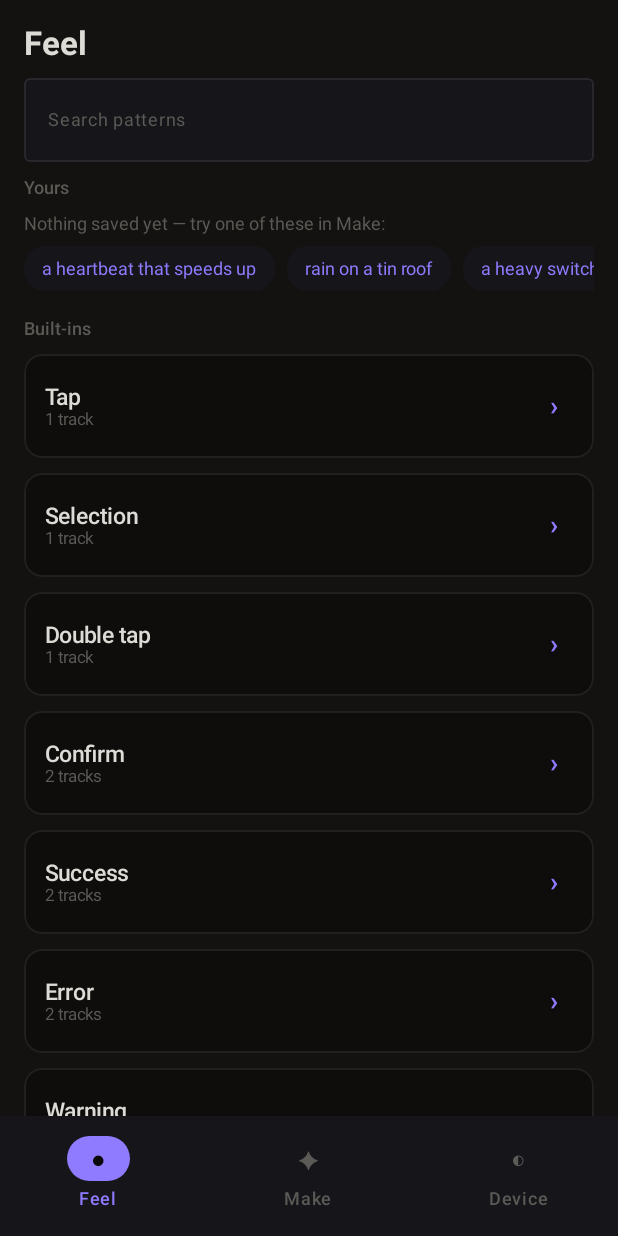
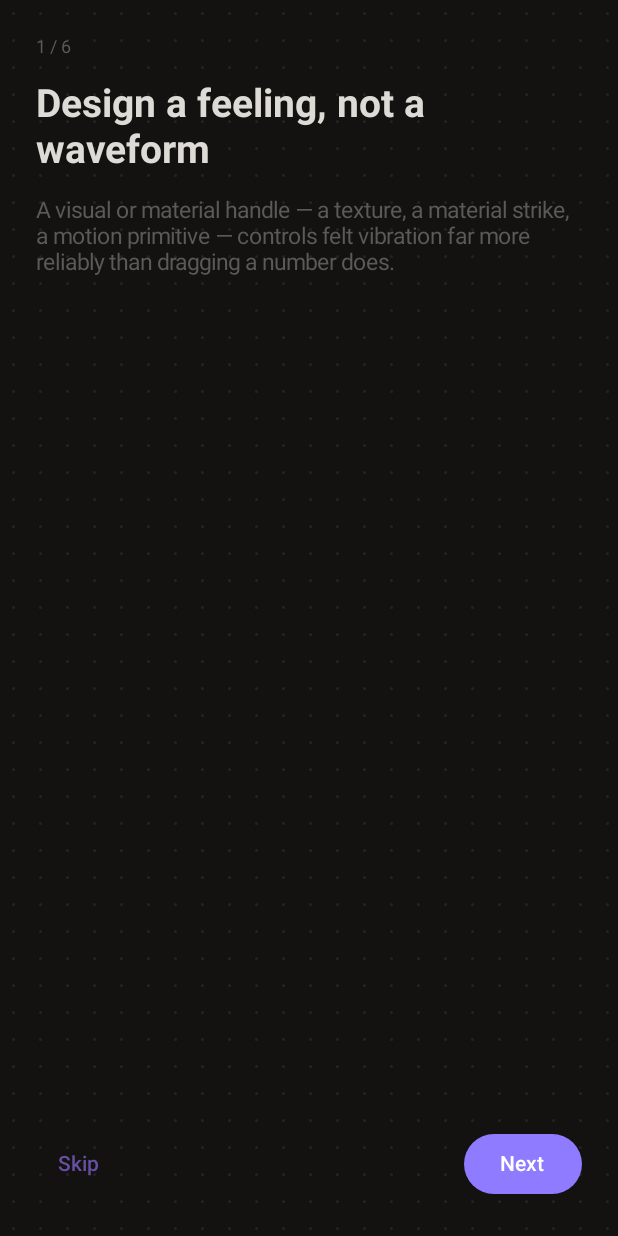
Before and after one commit to mbaliga/hnm_playground, an Android app built with Jetpack Compose: the screen it shows after launch (WorkbenchActivity), on a phone screen of 412 x 824 dp. Run offline under Robolectric (Android 15) with nearby library versions, the phone set to English and light mode, and no system bars; 1 statement that could not run was skipped.

Commit message:
Phase 6: six-beat onboarding + Device tab hero card
Adds OnboardingScreen (ui/.../onboarding/), shown once after the splash
via OnboardingPreferences (same shape as SplashPreferences; Android gets
a SharedPreferences-backed implementation, desktop/tests get inMemory).
The last beat is interactive: it sets a new EditorState.WorkspaceMode
(Vibe/Technical), which now gates the Editor's Edit-as-JSON button from
Phase 5 (hidden by default in Vibe mode).

DeviceScreen gets a real hero card showing the simulated device's name,
resonant frequency, and Q factor. This required promoting the device
selection out of CapabilityPanel's local UI state into
EditorState.selectedDevice, since the Device tab and the Editor's
CapabilityPanel are separate composable instances that need to agree on
what's currently simulated — previously the Device tab had no way to
know what was picked in the Editor.

Not done: a "replay onboarding" entry point once it's been completed
once (mirrors the existing splash-replay gap, noted in STATE.md).

Bumps to v0.22.0 (versionCode 23).

Co-Authored-By: Claude Sonnet 5 <noreply@anthropic.com>
Claude-Session: https://claude.ai/code/session_019ZNgBzBYsaE6y7AdtTr4YF

```diff
--- a/androidApp/build.gradle.kts
+++ b/androidApp/build.gradle.kts
@@ -14,8 +14,8 @@ android {
         applicationId = "dev.hnm.workbench.android"
         minSdk = 31 // VibratorManager + VibrationEffect.Composition primitives
         targetSdk = 34
-        versionCode = 22
-        versionName = "0.21.0"
+        versionCode = 23
+        versionName = "0.22.0"
     }
 
     buildTypes {
--- /dev/null
+++ b/androidApp/src/main/kotlin/dev/hnm/workbench/android/AndroidOnboardingPreferences.kt
@@ -0,0 +1,17 @@
+package dev.hnm.workbench.android
+
+import android.content.Context
+import dev.hnm.workbench.ui.onboarding.OnboardingPreferences
+
+/** SharedPreferences-backed [OnboardingPreferences] — the real, persisted implementation for the device. */
+class AndroidOnboardingPreferences(context: Context) : OnboardingPreferences {
+    private val prefs = context.getSharedPreferences("onboarding_prefs", Context.MODE_PRIVATE)
+
+    override var completed: Boolean
+        get() = prefs.getBoolean(KEY_COMPLETED, false)
+        set(value) = prefs.edit().putBoolean(KEY_COMPLETED, value).apply()
+
+    private companion object {
+        const val KEY_COMPLETED = "completed"
+    }
+}
--- a/androidApp/src/main/kotlin/dev/hnm/workbench/android/MainActivity.kt
+++ b/androidApp/src/main/kotlin/dev/hnm/workbench/android/MainActivity.kt
@@ -257,7 +257,7 @@ class MainActivity : Activity() {
         val prims = if (c.supportedPrimitives.isEmpty()) "none" else c.supportedPrimitives.joinToString(",")
         val effects = AndroidHaptics.supportedEffects(vibrator)
         val eff = if (effects.isEmpty()) "none reported (predefined still play via fallback)" else effects.joinToString(",")
-        return "build v0.21 · vibrator ${if (c.hasVibrator) "present" else "ABSENT"}\n" +
+        return "build v0.22 · vibrator ${if (c.hasVibrator) "present" else "ABSENT"}\n" +
             "actuator: ${AndroidHaptics.actuatorLabel(c)}\n" +
             "amplitude ${if (c.hasAmplitudeControl) "yes" else "no"} · primitives: $prims\n" +
             "predefined effects: $eff"
--- a/androidApp/src/main/kotlin/dev/hnm/workbench/android/WorkbenchActivity.kt
+++ b/androidApp/src/main/kotlin/dev/hnm/workbench/android/WorkbenchActivity.kt
@@ -52,6 +52,7 @@ class WorkbenchActivity : ComponentActivity() {
         // any screen needs it — "runs in parallel behind the splash" without any extra plumbing.
         val splashSeed = (android.os.SystemClock.elapsedRealtime() / 500L).toInt()
         val splashPrefs = AndroidSplashPreferences(this).also { it.lastSeed = splashSeed }
+        val onboardingPrefs = AndroidOnboardingPreferences(this)
 
         setContent {
             WorkbenchWithSplash(
@@ -63,6 +64,7 @@ class WorkbenchActivity : ComponentActivity() {
                     DeviceDatabase(listOf(AndroidHaptics.probeProfile(vibrator))).toJson()
                 },
                 preferences = splashPrefs,
+                onboardingPreferences = onboardingPrefs,
                 reducedMotion = isSystemReducedMotion(this),
             )
         }
--- a/ui/src/commonMain/kotlin/dev/hnm/workbench/ui/WorkbenchApp.kt
+++ b/ui/src/commonMain/kotlin/dev/hnm/workbench/ui/WorkbenchApp.kt
@@ -33,6 +33,8 @@ import androidx.compose.runtime.remember
 import androidx.compose.runtime.setValue
 import androidx.compose.ui.Alignment
 import androidx.compose.ui.Modifier
+import dev.hnm.workbench.ui.onboarding.OnboardingPreferences
+import dev.hnm.workbench.ui.onboarding.OnboardingScreen
 import dev.hnm.workbench.ui.splash.SplashPreferences
 import dev.hnm.workbench.ui.splash.shouldShowSplash
 import androidx.compose.ui.draw.clip
@@ -67,6 +69,7 @@ import dev.hnm.workbench.ui.components.TimelineView
 import dev.hnm.workbench.ui.components.WalkthroughCard
 import dev.hnm.workbench.core.ir.PatternSerialization
 import dev.hnm.workbench.ui.model.EditorState
+import dev.hnm.workbench.ui.model.WorkspaceMode
 import dev.hnm.workbench.ui.theme.HyleRoles
 import dev.hnm.workbench.ui.theme.WorkbenchColors
 import dev.hnm.workbench.ui.theme.WorkbenchTheme
@@ -100,10 +103,11 @@ fun WorkbenchApp(
 }
 
 /**
- * The app with a procedural splash overlaid on first launch. The splash's visual, sound and haptics all
- * come from one seed-selected [dev.hnm.workbench.core.design.SplashScene]; when it finishes (or is
- * tapped) the workbench is revealed. [WorkbenchApp] itself stays splash-free so headless render tests of
- * the editor are unaffected.
+ * The app with a procedural splash overlaid on first launch, followed by the six-beat onboarding
+ * walkthrough the first time it hasn't been completed. The splash's visual, sound and haptics all come
+ * from one seed-selected [dev.hnm.workbench.core.design.SplashScene]; when it finishes (or is tapped)
+ * onboarding shows (if not already done), then the workbench is revealed. [WorkbenchApp] itself stays
+ * splash/onboarding-free so headless render tests of the editor are unaffected.
  */
 @Composable
 fun WorkbenchWithSplash(
@@ -113,9 +117,13 @@ fun WorkbenchWithSplash(
     onSelfTest: (() -> Unit)? = null,
     onCaptureDeviceReport: (() -> String)? = null,
     preferences: SplashPreferences = remember { SplashPreferences.inMemory() },
+    onboardingPreferences: OnboardingPreferences = remember { OnboardingPreferences.inMemory() },
     reducedMotion: Boolean = false,
 ) {
     var showSplash by remember { mutableStateOf(preferences.shouldShowSplash()) }
+    // If the splash won't show this launch, onboarding's gate needs to be decided up front instead of
+    // waiting for a splash onFinished callback that will never fire.
+    var showOnboarding by remember { mutableStateOf(!preferences.shouldShowSplash() && !onboardingPreferences.completed) }
     LaunchedEffect(Unit) { preferences.launchCount += 1 }
     val scene = remember(seed) { dev.hnm.workbench.core.design.SplashMotifs.generate(seed) }
     AppShell(
@@ -128,8 +136,19 @@ fun WorkbenchWithSplash(
         SplashScreen(
             scene = scene,
             onStart = { if (state.canPlay) state.player.play(scene.pattern) },
-            onFinished = { showSplash = false },
+            onFinished = {
+                showSplash = false
+                showOnboarding = !onboardingPreferences.completed
+            },
             reducedMotion = reducedMotion,
+        )
+    } else if (showOnboarding) {
+        OnboardingScreen(
+            onComplete = { mode ->
+                state.workspaceMode = mode
+                onboardingPreferences.completed = true
+                showOnboarding = false
+            },
         )
     }
 }
@@ -290,12 +309,15 @@ private fun EditorTopBar(state: EditorState, onBack: (() -> Unit)?) {
             color = WorkbenchColors.InkDim,
             fontSize = 12.sp,
         )
+        // Technical-workspace-only: Edit-as-JSON is a power-user tool, hidden in the default Vibe mode.
+        if (state.workspaceMode == WorkspaceMode.TECHNICAL) {
             Text(
                 "{ }",
                 color = WorkbenchColors.Icon,
                 fontSize = 12.sp,
                 modifier = Modifier.clickable { editingJson = true },
             )
+        }
         Text(
             "↶",
             color = if (state.canUndo) WorkbenchColors.Icon else WorkbenchColors.Muted,
--- a/ui/src/commonMain/kotlin/dev/hnm/workbench/ui/model/EditorState.kt
+++ b/ui/src/commonMain/kotlin/dev/hnm/workbench/ui/model/EditorState.kt
@@ -9,6 +9,7 @@ import dev.hnm.workbench.core.design.PatternGenerator
 import dev.hnm.workbench.core.design.RhythmCapture
 import dev.hnm.workbench.core.design.Tap
 import dev.hnm.workbench.core.design.Variations
+import dev.hnm.workbench.core.device.DeviceProfile
 import dev.hnm.workbench.core.dsp.DefaultPatternRenderer
 import dev.hnm.workbench.core.dsp.PatternTiming
 import dev.hnm.workbench.core.export.AhapExporter
@@ -39,6 +40,13 @@ import kotlinx.coroutines.delay
 enum class ExportKind { JSON, KOTLIN, AHAP }
 
 /**
+ * Which editing surface the Editor shows (UX brief §5, onboarding beat 5). `VIBE` is the default and
+ * hides technical tools (Edit-as-JSON) that most people never need; `TECHNICAL` reveals them. Chosen
+ * once during onboarding, changeable any time — this is a display gate, not a different data model.
+ */
+enum class WorkspaceMode { VIBE, TECHNICAL }
+
+/**
  * Compose state holder for the editor. Keeps the current [HapticAudioPattern] plus selection, target
  * capability profile, pattern library, and rhythm capture state. All heavy lifting lives in `core`;
  * the UI is a thin shell. IR is immutable — edits replace the whole pattern.
@@ -57,8 +65,29 @@ class EditorState {
             chrome.hasAmplitudeControl = value.hasAmplitudeControl
         }
 
+    /**
+     * The real device currently being simulated, if the user picked one from the device database
+     * (as opposed to one of the four abstract capability tiers). Shared across the Editor's
+     * [dev.hnm.workbench.ui.components.CapabilityPanel] and the Device tab's hero card so both
+     * reflect the same selection instead of keeping independent local UI state.
+     */
+    var selectedDevice by mutableStateOf<DeviceProfile?>(null)
+
+    /** Simulate [device]'s real capabilities (resonant frequency, Q, primitives, etc). */
+    fun selectDevice(device: DeviceProfile) {
+        selectedDevice = device
+        capabilities = device.toCapabilities()
+    }
+
+    /** Switch to one of the four abstract capability tiers, clearing any simulated real device. */
+    fun selectCapabilityTier(tier: HapticCapabilities) {
+        selectedDevice = null
+        capabilities = tier
+    }
+
     var selectedEventIndex by mutableStateOf<Int?>(0)
     var exportKind by mutableStateOf(ExportKind.KOTLIN)
+    var workspaceMode by mutableStateOf(WorkspaceMode.VIBE)
     private var variationSeed = 1
 
     // --- undo / redo (Phase 4: Editor top bar) ------------------------------
--- /dev/null
+++ b/ui/src/commonMain/kotlin/dev/hnm/workbench/ui/onboarding/OnboardingScreen.kt
@@ -0,0 +1,154 @@
+package dev.hnm.workbench.ui.onboarding
+
+import androidx.compose.foundation.background
+import androidx.compose.foundation.clickable
+import androidx.compose.foundation.layout.Arrangement
+import androidx.compose.foundation.layout.Box
+import androidx.compose.foundation.layout.Column
+import androidx.compose.foundation.layout.Row
+import androidx.compose.foundation.layout.fillMaxSize
+import androidx.compose.foundation.layout.fillMaxWidth
+import androidx.compose.foundation.layout.padding
+import androidx.compose.material3.Button
+import androidx.compose.material3.ButtonDefaults
+import androidx.compose.material3.OutlinedButton
+import androidx.compose.material3.Text
+import androidx.compose.material3.TextButton
+import androidx.compose.runtime.Composable
+import androidx.compose.runtime.getValue
+import androidx.compose.runtime.mutableStateOf
+import androidx.compose.runtime.remember
+import androidx.compose.runtime.setValue
+import androidx.compose.ui.Modifier
+import androidx.compose.ui.text.font.FontWeight
+import androidx.compose.ui.unit.dp
+import androidx.compose.ui.unit.sp
+import dev.hnm.workbench.ui.components.DotGridSubstrate
+import dev.hnm.workbench.ui.components.GlassSurface
+import dev.hnm.workbench.ui.model.WorkspaceMode
+import dev.hnm.workbench.ui.theme.HyleRoles
+
+private data class Beat(val title: String, val body: String)
+
+private val BEATS = listOf(
+    Beat(
+        "Design a feeling, not a waveform",
+        "A visual or material handle — a texture, a material strike, a motion primitive — controls " +
+            "felt vibration far more reliably than dragging a number does.",
+    ),
+    Beat(
+        "Describe it",
+        "Type what you want in the Assistant — \"urgent alert\", \"metal tap\", \"gentle tick\" — and it " +
+            "builds a haptic + sound pattern and explains what it made.",
+    ),
+    Beat(
+        "Feel it",
+        "Tap Play to feel your pattern on a real actuator, and hear it through the speaker at the same " +
+            "moment — sound and touch come from one shared timeline, not hand-synced afterward.",
+    ),
+    Beat(
+        "Refine it",
+        "Ask for edits in plain words — \"softer\", \"sharper\", \"longer\", \"slower\" — or drag the " +
+            "sliders in the Inspector for direct control.",
+    ),
+    Beat(
+        "Pick your workspace",
+        "Vibe keeps things simple — sliders and plain language. Technical adds raw tools like " +
+            "Edit-as-JSON. You can change this any time.",
+    ),
+    Beat(
+        "It's honest about your device",
+        "Every actuator is different. The Device tab shows exactly what your hardware supports, and lets " +
+            "you simulate other phones to see how a pattern degrades gracefully.",
+    ),
+)
+
+private const val WORKSPACE_BEAT_INDEX = 4
+
+/**
+ * The six-beat onboarding walkthrough (UX brief §6, Phase 6): shown once after the splash, before the
+ * app's first real use. Beat 5 is interactive — it's where [WorkspaceMode] (Vibe vs Technical) is
+ * chosen, the same setting that gates the Editor's Edit-as-JSON tool. "Skip" and "Get started" both
+ * call [onComplete] with whatever mode is currently selected (Vibe if the user skipped before choosing).
+ */
+@Composable
+fun OnboardingScreen(onComplete: (WorkspaceMode) -> Unit, modifier: Modifier = Modifier) {
+    var beatIndex by remember { mutableStateOf(0) }
+    var chosenMode by remember { mutableStateOf(WorkspaceMode.VIBE) }
+    val beat = BEATS[beatIndex]
+    val isLast = beatIndex == BEATS.lastIndex
+
+    Box(modifier.fillMaxSize().background(HyleRoles.Background)) {
+        DotGridSubstrate(modifier = Modifier.fillMaxSize())
+        Column(
+            Modifier.fillMaxSize().padding(24.dp),
+            verticalArrangement = Arrangement.SpaceBetween,
+        ) {
+            Column(verticalArrangement = Arrangement.spacedBy(16.dp)) {
+                Text("${beatIndex + 1} / ${BEATS.size}", color = HyleRoles.Muted, fontSize = 12.sp)
+                Text(beat.title, color = HyleRoles.OnSurface, fontSize = 26.sp, fontWeight = FontWeight.Bold)
+                Text(beat.body, color = HyleRoles.Muted, fontSize = 15.sp)
+                if (beatIndex == WORKSPACE_BEAT_INDEX) {
+                    WorkspaceChoiceRow(selected = chosenMode, onSelect = { chosenMode = it })
+                }
+            }
+            Row(Modifier.fillMaxWidth(), horizontalArrangement = Arrangement.SpaceBetween) {
+                TextButton(onClick = { onComplete(chosenMode) }) { Text("Skip") }
+                Row(horizontalArrangement = Arrangement.spacedBy(8.dp)) {
+                    if (beatIndex > 0) {
+                        OutlinedButton(onClick = { beatIndex-- }) { Text("Back") }
+                    }
+                    Button(
+                        onClick = { if (isLast) onComplete(chosenMode) else beatIndex++ },
+                        colors = ButtonDefaults.buttonColors(containerColor = HyleRoles.PrimaryAction),
+                    ) {
+                        Text(if (isLast) "Get started" else "Next")
+                    }
+                }
+            }
+        }
+    }
+}
+
+@Composable
+private fun WorkspaceChoiceRow(selected: WorkspaceMode, onSelect: (WorkspaceMode) -> Unit) {
+    Row(Modifier.fillMaxWidth(), horizontalArrangement = Arrangement.spacedBy(10.dp)) {
+        WorkspaceOptionCard(
+            title = "Vibe",
+            body = "Sliders and plain language.",
+            mode = WorkspaceMode.VIBE,
+            selected = selected,
+            onSelect = onSelect,
+            modifier = Modifier.weight(1f),
+        )
+        WorkspaceOptionCard(
+            title = "Technical",
+            body = "Vibe, plus raw JSON editing.",
+            mode = WorkspaceMode.TECHNICAL,
+            selected = selected,
+            onSelect = onSelect,
+            modifier = Modifier.weight(1f),
+        )
+    }
+}
+
+@Composable
+private fun WorkspaceOptionCard(
+    title: String,
+    body: String,
+    mode: WorkspaceMode,
+    selected: WorkspaceMode,
+    onSelect: (WorkspaceMode) -> Unit,
+    modifier: Modifier = Modifier,
+) {
+    val isSelected = mode == selected
+    GlassSurface(
+        modifier = modifier.clickable { onSelect(mode) },
+        borderColor = if (isSelected) HyleRoles.SelectionOutline else HyleRoles.Grid,
+    ) {
+        Column(Modifier.padding(14.dp)) {
+            Text(title, color = HyleRoles.OnSurface, fontSize = 15.sp, fontWeight = FontWeight.SemiBold)
+            Text(body, color = HyleRoles.Muted, fontSize = 11.sp, modifier = Modifier.padding(top = 4.dp))
+        }
+    }
+}
```
Also changed, not shown: ui/src/commonMain/kotlin/dev/hnm/workbench/ui/components/CapabilityPanel.kt (+5 -12 lines), ui/src/commonMain/kotlin/dev/hnm/workbench/ui/onboarding/OnboardingPreferences.kt (added, +18 -0 lines), ui/src/commonMain/kotlin/dev/hnm/workbench/ui/screens/DeviceScreen.kt (+72 -3 lines), 4 other files. Lines whose indentation alone changed are shown as unchanged.
